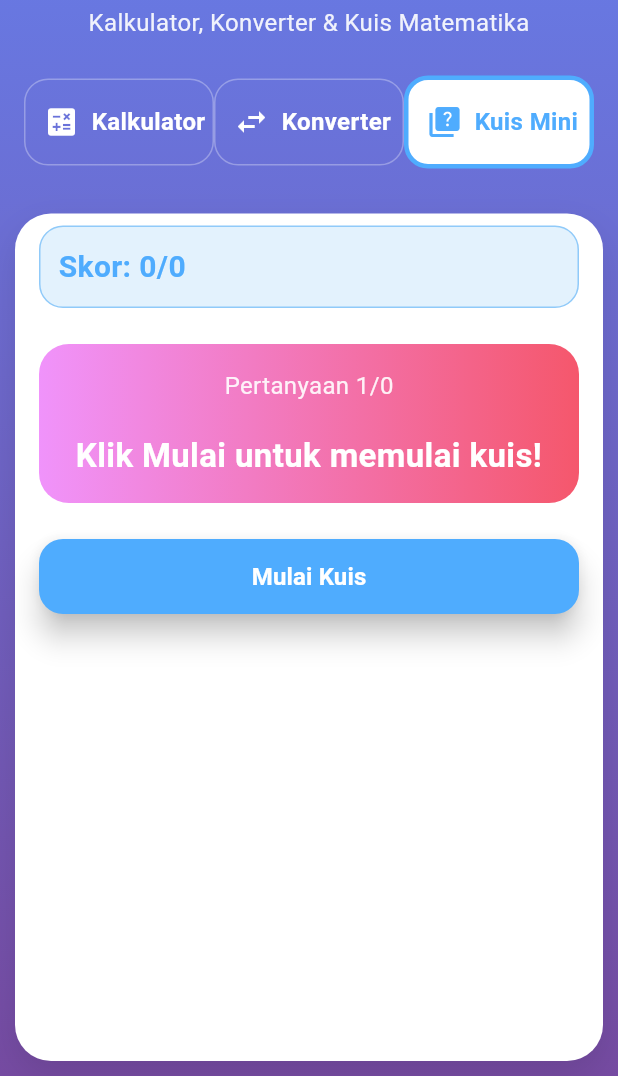
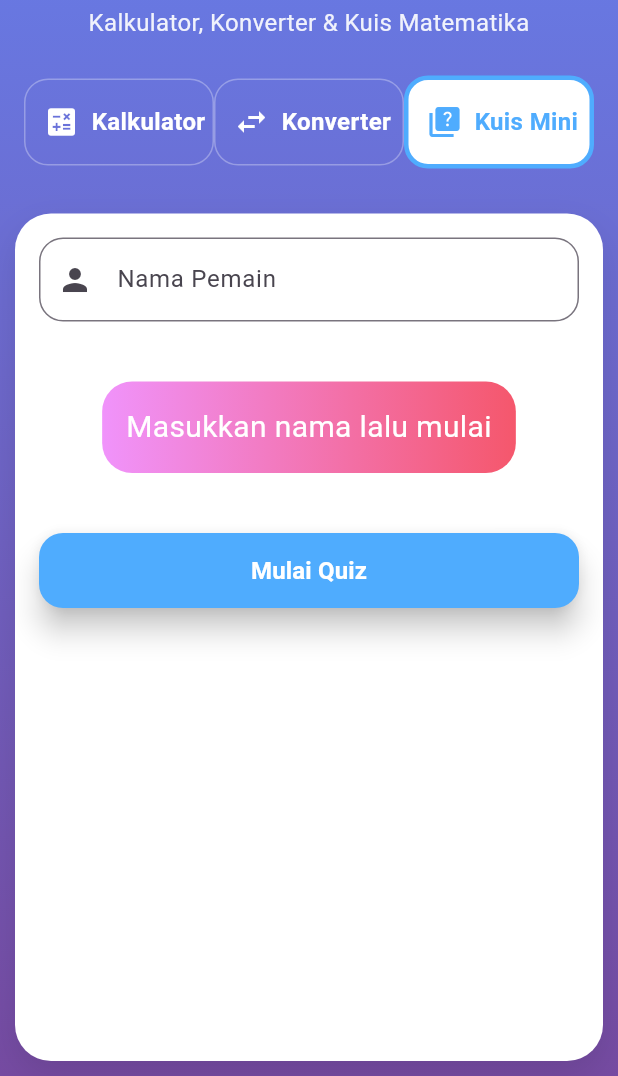
Before and after one commit to lailatulmardiyah/mathmaster, a Flutter app: the screen it shows after launch, after a tap on "Konverter", after a tap on "Kuis Mini", on a phone screen of 412 x 824 dp, the part 160-1236 px from its top. Run offline on Flutter 3.47's test engine with Material 3 defaults, Android fonts, the phone set to English and light mode, and no system bars; our stand-ins replace fluttertoast, math_expressions, supabase_flutter; accounts and stored records are empty.

Commit message:
update project

```diff
--- /dev/null
+++ b/lib/lib/services/supabase_service.dart
@@ -0,0 +1,5 @@
+import 'package:supabase_flutter/supabase_flutter.dart';
+
+class SupabaseService {
+  static final client = Supabase.instance.client;
+}
--- a/lib/main.dart
+++ b/lib/main.dart
@@ -1,9 +1,26 @@
 import 'package:flutter/material.dart';
+import 'package:supabase_flutter/supabase_flutter.dart';
 import 'screens/calculator_screen.dart';
 import 'screens/converter_screen.dart';
 import 'screens/quiz_screen.dart';
 
-void main() {
+Future<void> main() async {
+  WidgetsFlutterBinding.ensureInitialized();
+
+  await Supabase.initialize(
+  url: 'https://qriiobvobwstzvvqophg.supabase.co',
+  anonKey: 'sb_publishable_wKDuWgvPlTBr7yXdyLv5eQ_rsOcHJGV',
+);
+try {
+    final test = await Supabase.instance.client
+        .from('calculation_history')
+        .select()
+        .limit(1);
+
+    print('KONEKSI SUPABASE BERHASIL: $test');
+  } catch (e) {
+    print('KONEKSI SUPABASE GAGAL: $e');
+  }
   runApp(const MathMasterApp());
 }
 
--- a/lib/screens/history_screen.dart
+++ b/lib/screens/history_screen.dart
@@ -1,4 +1,5 @@
 import 'package:flutter/material.dart';
+import 'package:supabase_flutter/supabase_flutter.dart';
 
 class HistoryScreen extends StatelessWidget {
   const HistoryScreen({super.key});
--- a/lib/screens/quiz_screen.dart
+++ b/lib/screens/quiz_screen.dart
@@ -1,4 +1,5 @@
 import 'package:flutter/material.dart';
+import 'package:supabase_flutter/supabase_flutter.dart';
 import '../models/quiz_question.dart';
 import '../widgets/custom_button.dart';
 
@@ -10,38 +11,48 @@ class QuizScreen extends StatefulWidget {
 }
 
 class _QuizScreenState extends State<QuizScreen> {
+  final supabase = Supabase.instance.client;
+  final TextEditingController _nameController = TextEditingController();
+
   List<QuizQuestion> _questions = [];
   int _currentIndex = 0;
   int _score = 0;
-  int _totalQuestions = 0;
   int? _selectedAnswer;
-  bool _showResult = false;
+  bool _quizStarted = false;
+  bool _quizFinished = false;
 
+  String playerName = '';
+
+  // ================= START QUIZ =================
   void _startQuiz() {
-    final allQuestions = QuizQuestion.getAllQuestions();
-    _questions = List.from(allQuestions)..shuffle();
+    final all = QuizQuestion.getAllQuestions();
+    _questions = List.from(all)..shuffle();
     _questions = _questions.take(10).toList();
+
+    setState(() {
+      _quizStarted = true;
+      _quizFinished = false;
       _currentIndex = 0;
       _score = 0;
-    _totalQuestions = _questions.length;
       _selectedAnswer = null;
-    _showResult = false;
-
-    setState(() {});
+    });
   }
 
+  // ================= ANSWER =================
   void _selectAnswer(int index) {
     if (_selectedAnswer != null) return;
 
     setState(() {
       _selectedAnswer = index;
+
       if (index == _questions[_currentIndex].correctIndex) {
         _score++;
       }
     });
   }
 
-  void _nextQuestion() {
+  // ================= NEXT =================
+  void _next() {
     if (_currentIndex < _questions.length - 1) {
       setState(() {
         _currentIndex++;
@@ -49,236 +60,191 @@ class _QuizScreenState extends State<QuizScreen> {
       });
     } else {
       setState(() {
-        _showResult = true;
+        _quizFinished = true;
       });
+
+      _saveToSupabase();
     }
   }
 
-  void _resetQuiz() {
+  // ================= SAVE TO SUPABASE =================
+  Future<void> _saveToSupabase() async {
+    try {
+      final percent = (_score / _questions.length) * 100;
+
+      await supabase.from('quiz_result').insert({
+        'name': playerName,
+        'score': _score,
+        'total': _questions.length,
+      });
+
+      debugPrint("✔ Quiz tersimpan ke Supabase");
+    } catch (e) {
+      debugPrint("❌ Gagal simpan quiz: $e");
+    }
+  }
+
+  // ================= RESET =================
+  void _reset() {
     setState(() {
+      _quizStarted = false;
+      _quizFinished = false;
+      _questions = [];
       _currentIndex = 0;
       _score = 0;
       _selectedAnswer = null;
-      _showResult = false;
+      playerName = '';
+      _nameController.clear();
     });
   }
 
+  // ================= UI =================
   @override
   Widget build(BuildContext context) {
     return SingleChildScrollView(
       child: Padding(
-      padding: const EdgeInsets.symmetric(horizontal: 16, vertical: 8),
+        padding: const EdgeInsets.all(16),
         child: Column(
           children: [
-          // Score Header
-          Container(
-            padding: const EdgeInsets.all(12),
-            decoration: BoxDecoration(
-              color: Colors.blue[50],
+
+            // ================= INPUT NAMA =================
+            if (!_quizStarted)
+              TextField(
+                controller: _nameController,
+                decoration: InputDecoration(
+                  labelText: "Nama Pemain",
+                  prefixIcon: const Icon(Icons.person),
+                  border: OutlineInputBorder(
                     borderRadius: BorderRadius.circular(16),
-              border: Border.all(color: Colors.blue[200]!),
-            ),
-            child: Row(
-              mainAxisAlignment: MainAxisAlignment.spaceBetween,
-              children: [
-                Text(
-                  'Skor: $_score/$_totalQuestions',
-                  style: const TextStyle(
-                    fontSize: 20,
-                    fontWeight: FontWeight.bold,
-                    color: Color(0xFF4facfe),
                   ),
                 ),
-                if (_totalQuestions > 0)
-                  Text(
-                    '${((_score / _totalQuestions) * 100).toStringAsFixed(0)}%',
+              ),
+
+            const SizedBox(height: 20),
+
+            // ================= STATUS =================
+            if (playerName.isNotEmpty)
+              Align(
+                alignment: Alignment.centerLeft,
+                child: Text(
+                  "Player: $playerName",
                   style: const TextStyle(
-                      fontSize: 20,
+                    fontSize: 18,
                     fontWeight: FontWeight.bold,
-                      color: Color(0xFF4facfe),
+                    color: Colors.blue,
                   ),
                 ),
-              ],
               ),
+
+            const SizedBox(height: 20),
+
+            // ================= QUESTION BOX =================
+            Container(
+              padding: const EdgeInsets.all(16),
+              decoration: BoxDecoration(
+                gradient: const LinearGradient(
+                  colors: [Color(0xFFF093FB), Color(0xFFF5576C)],
                 ),
-          const SizedBox(height: 24),
-
-          // Question
-          Container(
-              width: double.infinity,
-              padding: const EdgeInsets.all(16),
-              decoration: const BoxDecoration(
-                gradient: LinearGradient(
-                  colors: [
-                    Color(0xFFF093FB),
-                    Color(0xFFF5576C),
-                  ],
+                borderRadius: BorderRadius.circular(20),
               ),
-                borderRadius: BorderRadius.all(Radius.circular(20)),
-              ),
-              child: _showResult
+              child: _quizFinished
                   ? Column(
-                      mainAxisAlignment: MainAxisAlignment.center,
                       children: [
-                        const Icon(Icons.emoji_events, size: 80, color: Colors.white),
-                        const SizedBox(height: 20),
+                        const Icon(Icons.emoji_events,
+                            size: 80, color: Colors.white),
+                        const SizedBox(height: 10),
                         Text(
-                          'Kuis Selesai!',
-                          style: TextStyle(
-                            fontSize: 28,
-                            fontWeight: FontWeight.bold,
-                            color: Colors.white,
-                          ),
-                        ),
-                        const SizedBox(height: 12),
-                        Text(
-                          'Skor: $_score/$_totalQuestions',
-                          style: TextStyle(
-                            fontSize: 24,
-                            color: Colors.white.withOpacity(0.9),
-                          ),
-                        ),
-                        Text(
-                          '${((_score / _totalQuestions) * 100).toStringAsFixed(1)}%',
-                          style: TextStyle(
-                            fontSize: 24,
-                            fontWeight: FontWeight.bold,
-                            color: Colors.white,
-                          ),
+                          "Skor: $_score/${_questions.length}",
+                          style: const TextStyle(
+                              color: Colors.white, fontSize: 22),
                         ),
                       ],
                     )
                   : Column(
-                      mainAxisAlignment: MainAxisAlignment.center,
                       children: [
                         Text(
-                          'Pertanyaan ${_currentIndex + 1}/$_totalQuestions',
-                          style: TextStyle(
-                            fontSize: 16,
-                            color: Colors.white.withOpacity(0.9),
-                          ),
-                        ),
-                        const SizedBox(height: 20),
-                        Text(
-                          _questions.isEmpty
-                              ? 'Klik Mulai untuk memulai kuis!'
+                          !_quizStarted
+                              ? "Masukkan nama lalu mulai"
                               : _questions[_currentIndex].question,
+                          textAlign: TextAlign.center,
                           style: const TextStyle(
-                            fontSize: 22,
-                            fontWeight: FontWeight.bold,
-                            color: Colors.white,
-                          ),
-                          textAlign: TextAlign.center,
+                              color: Colors.white, fontSize: 20),
                         ),
                       ],
                     ),
             ),
 
+            const SizedBox(height: 20),
 
-          // Options
-          if (!_showResult && _questions.isNotEmpty)
-            SizedBox(
-              height: 300,
-              child: Padding(
-                padding: const EdgeInsets.symmetric(horizontal: 8.0),
-                child: ListView.builder(
+            // ================= OPTIONS =================
+            if (_quizStarted && !_quizFinished)
+              ListView.builder(
+                shrinkWrap: true,
+                physics: const NeverScrollableScrollPhysics(),
                 itemCount: _questions[_currentIndex].options.length,
                 itemBuilder: (context, index) {
-                    final isCorrect = index == _questions[_currentIndex].correctIndex;
+                  final q = _questions[_currentIndex];
+                  final isCorrect = index == q.correctIndex;
                   final isSelected = _selectedAnswer == index;
-                    final isAnswered = _selectedAnswer != null;
 
-                    return Padding(
-                      padding: const EdgeInsets.only(bottom: 12),
-                      child: GestureDetector(
-                        onTap: isAnswered ? null : () => _selectAnswer(index),
+                  Color bg = Colors.white;
+                  if (_selectedAnswer != null) {
+                    if (isCorrect) {
+                      bg = Colors.green;
+                    } else if (isSelected) {
+                      bg = Colors.red;
+                    }
+                  }
+
+                  return GestureDetector(
+                    onTap: () => _selectAnswer(index),
                     child: Container(
-                          padding: const EdgeInsets.all(20),
+                      margin: const EdgeInsets.only(bottom: 10),
+                      padding: const EdgeInsets.all(16),
                       decoration: BoxDecoration(
-                            color: isAnswered
-                                ? (isCorrect
-                                    ? const Color(0xFF4facfe)
-                                    : (isSelected ? Colors.red : Colors.white))
-                                : Colors.white,
-                            borderRadius: BorderRadius.circular(16),
-                            border: Border.all(
-                              color: isAnswered
-                                  ? (isCorrect ? const Color(0xFF4facfe) : Colors.red)
-                                  : Colors.grey[300]!,
-                            ),
-                            boxShadow: [
-                              BoxShadow(
-                                color: Colors.black.withOpacity(0.05),
-                                blurRadius: 8,
-                                offset: const Offset(0, 2),
-                              ),
-                            ],
-                          ),
-                          child: Row(
-                            children: [
-                              Container(
-                                padding: const EdgeInsets.all(8),
-                                decoration: BoxDecoration(
-                                  color: isAnswered
-                                      ? (isCorrect
-                                          ? Colors.white.withOpacity(0.2)
-                                          : Colors.red.withOpacity(0.2))
-                                      : Colors.grey[200],
-                                  shape: BoxShape.circle,
+                        color: bg,
+                        borderRadius: BorderRadius.circular(12),
+                        border: Border.all(color: Colors.grey),
                       ),
                       child: Text(
-                                  '${index + 1}',
-                                  style: TextStyle(
-                                    fontWeight: FontWeight.bold,
-                                    color: isAnswered ? Colors.white : Colors.grey[700],
-                                  ),
-                                ),
-                              ),
-                              const SizedBox(width: 16),
-                              Expanded(
-                                child: Text(
-                                  _questions[_currentIndex].options[index],
-                                  style: TextStyle(
-                                    fontSize: 18,
-                                    fontWeight: FontWeight.w600,
-                                    color: isAnswered ? Colors.white : Colors.black87,
-                                  ),
-                                ),
-                              ),
-                            ],
-                          ),
+                        q.options[index],
+                        style: const TextStyle(fontSize: 16),
                       ),
                     ),
                   );
                 },
               ),
+
+            const SizedBox(height: 20),
+
+            // ================= BUTTON =================
+            CustomButton(
+              text: !_quizStarted
+                  ? "Mulai Quiz"
+                  : (_quizFinished ? "Ulangi" : "Selanjutnya"),
+              onPressed: () {
+                if (!_quizStarted) {
+                  if (_nameController.text.trim().isEmpty) {
+                    ScaffoldMessenger.of(context).showSnackBar(
+                      const SnackBar(
+                        content: Text("Isi nama dulu"),
                       ),
-            ),
+                    );
+                    return;
+                  }
 
-          // Controls
-          Padding(
-            padding: const EdgeInsets.only(top: 24),
-            child: Row(
-              children: [
-                Expanded(
-                  child: CustomButton(
-                    text: _showResult ? 'Kuis Baru' : 'Mulai Kuis',
-                    onPressed: _questions.isEmpty ? _startQuiz : _resetQuiz,
-                  ),
-                ),
-                if (_selectedAnswer != null && !_showResult)
-                  Expanded(
-                    child: CustomButton(
-                      text: _currentIndex < _questions.length - 1 ? 'Selanjutnya' : 'Selesai',
-                      onPressed: _nextQuestion,
-                    ),
+                  playerName = _nameController.text.trim();
+                  _startQuiz();
+                } else if (_quizFinished) {
+                  _reset();
+                } else {
+                  _next();
+                }
+              },
             ),
           ],
         ),
       ),
-        ],
-      ),
-      )
     );
   }
 }
--- a/pubspec.yaml
+++ b/pubspec.yaml
@@ -15,8 +15,7 @@ dependencies:
   math_expressions: ^2.4.0
   fluttertoast: ^8.2.2
 
-  firebase_core: ^4.0.0
-  cloud_firestore: ^6.0.0
+  supabase_flutter: ^2.9.1
 
 dev_dependencies:
   flutter_test:
```
Also changed, not shown: lib/screens/calculator_screen.dart (+46 -1 lines), pubspec.lock, 5 other files. Lines whose indentation alone changed are shown as unchanged.
